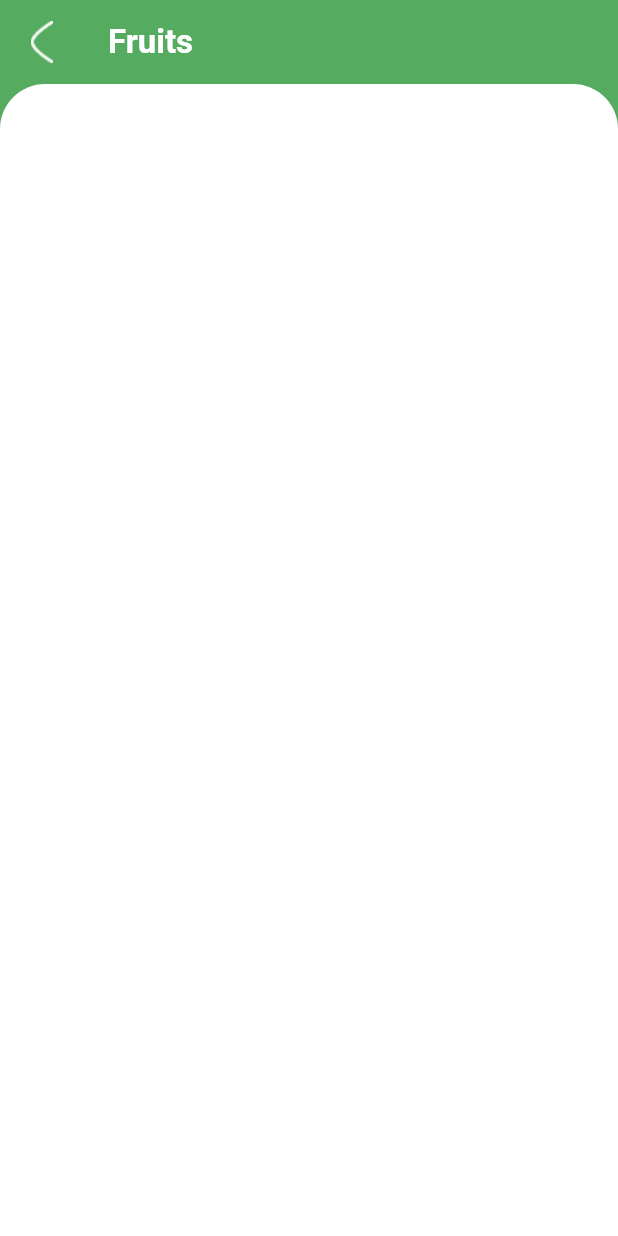
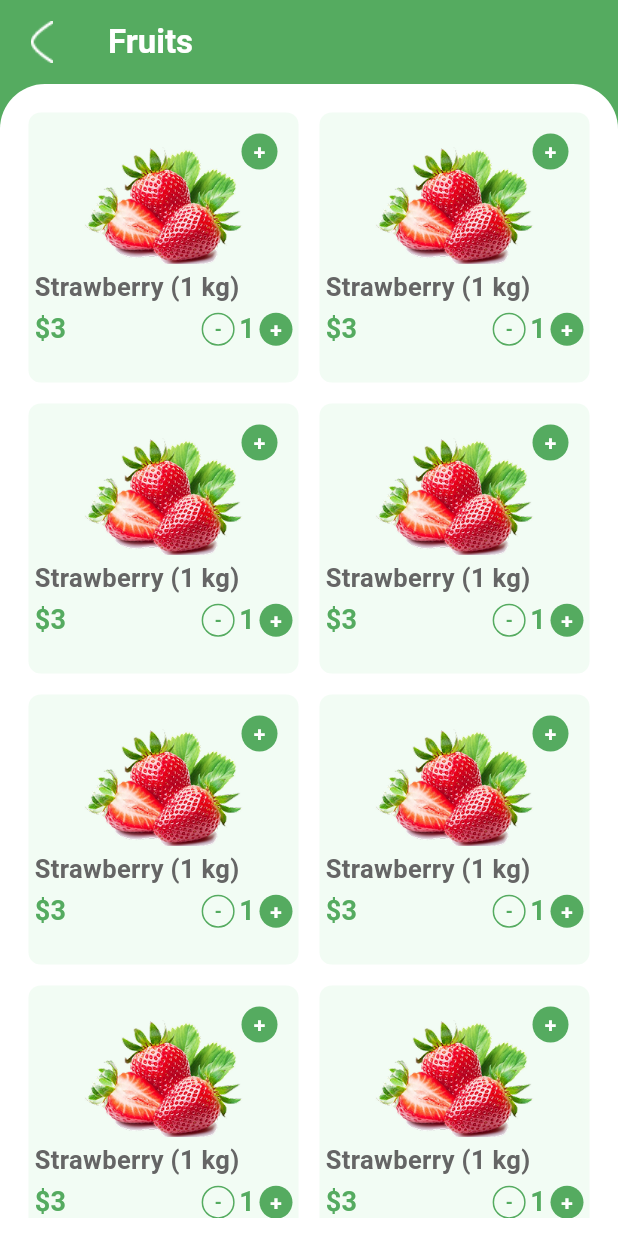
Before and after one commit to Radhesh-Roy/SG-Grocery-E-Commerce, a Flutter app: the screen it shows after launch, on a phone screen of 412 x 824 dp. Run offline on Flutter 3.47's test engine with Material 3 defaults, Android fonts, the phone set to English and light mode, and no system bars; our stand-ins replace carousel_slider, get.

Commit message:
grocery details

```diff
--- a/lib/view/explore-item/exploreItem_view.dart
+++ b/lib/view/explore-item/exploreItem_view.dart
@@ -22,6 +22,91 @@ class ExploreItemViewPage extends StatelessWidget {
           color: Colors.white,
           borderRadius: BorderRadius.only(topRight: Radius.circular(30), topLeft: Radius.circular(30))
         ),
+        child: Padding(
+          padding: const EdgeInsets.all(12),
+          child: GridView.builder(
+            itemCount: 10,
+            gridDelegate: SliverGridDelegateWithFixedCrossAxisCount(crossAxisCount: 2), itemBuilder: (context, index) {
+            return Container(
+              margin: EdgeInsets.all(7),
+              padding: EdgeInsets.all(4),
+              height: 236,
+              decoration: BoxDecoration(
+                  color: Color(0xffF2FCF4),
+                  borderRadius: BorderRadius.circular(8)
+              ),
+              child: Stack(
+                children: [
+                  Column(
+                    spacing: 3,
+                    mainAxisAlignment: MainAxisAlignment.center,
+                    crossAxisAlignment: CrossAxisAlignment.start,
+                    children: [
+                      Center(child: Image.asset("assets/strawberry.png", height: 79, width: 107,)),
+                      Text("Strawberry (1 kg)", style: TextStyle(fontSize: 17, fontWeight: FontWeight.w700, color: Color(0xff656565)),),
+                      Row(
+                        mainAxisAlignment: MainAxisAlignment.spaceBetween,
+                        children: [
+                          Text("\$3", style: TextStyle(fontSize: 18, fontWeight: FontWeight.w600,color: Color(0xff55AB60)),),
+                          Row(
+                            spacing: 3,
+                            children: [
+                              Container(
+                                  padding: EdgeInsets.all(1),
+                                  height: 22,
+                                  width: 22,
+                                  decoration: BoxDecoration(
+                                      border: Border.all(color: Color(0xff55AB60), width: 1),
+                                      borderRadius: BorderRadius.circular(100)
+                                  ),
+                                  child: Center(
+                                    child: Text("-", style: TextStyle(color: Color(0xff55AB60), fontWeight: FontWeight.bold, fontSize: 12),),
+                                  )
+                              ),
+                              Text("1", style: TextStyle(fontSize: 18, fontWeight: FontWeight.w600, color: Color(0xff55AB60)),),
+                              Container(
+                                  padding: EdgeInsets.all(1),
+                                  height: 22,
+                                  width: 22,
+                                  decoration: BoxDecoration(
+                                      color: Color(0xff55AB60),
+                                      borderRadius: BorderRadius.circular(100)
+                                  ),
+                                  child: Center(
+                                    child: Text("+", style: TextStyle(color: Colors.white, fontWeight: FontWeight.w700),),
+                                  )
+                              ),
+                            ],
+                          )
+                        ],
+                      )
+                    ],
+                  ),
+                  Positioned(
+                      top: 10,
+                      right: 10,
+                      child: InkWell(
+                        hoverColor: Colors.transparent,
+                        onTap: (){
+                        },
+                        child: Container(
+                            padding: EdgeInsets.all(1),
+                            height: 24,
+                            width: 24,
+                            decoration: BoxDecoration(
+                                color: Color(0xff55AB60),
+                                borderRadius: BorderRadius.circular(100)
+                            ),
+                            child: Center(
+                              child: Text("+", style: TextStyle(color: Colors.white, fontWeight: FontWeight.w700),),
+                            )
+                        ),
+                      ))
+                ],
+              ),
+            );
+          },),
+        ),
       ),
     );
   }
```
